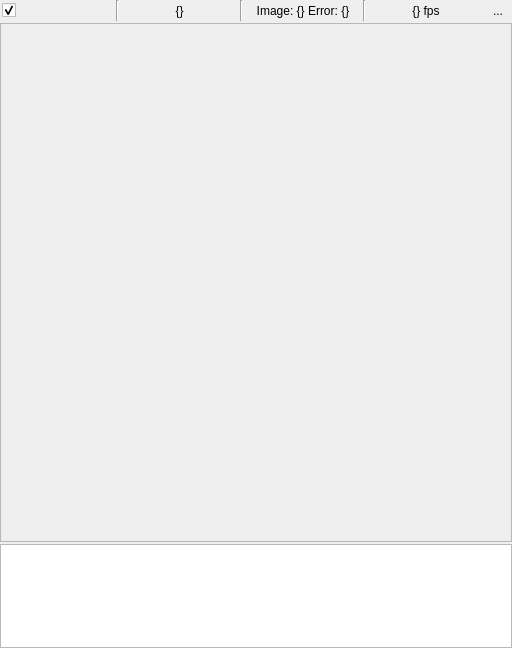
This is src/ui/frame.ui in pejoypan/VertViewer as Qt 5 draws it before an edit. The edited form follows.
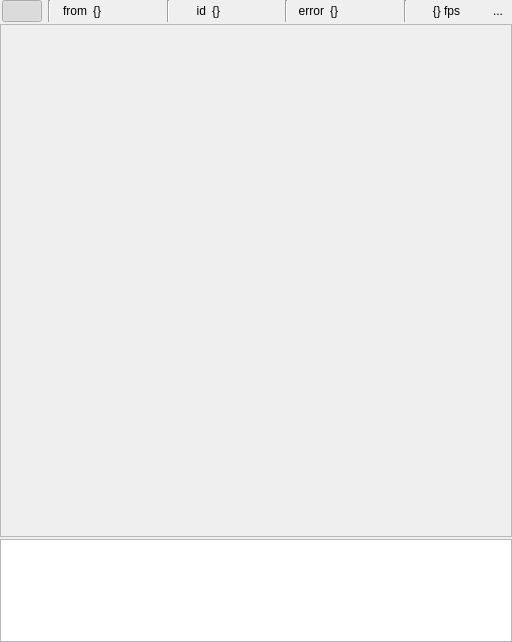
This is the edited form. Icons and pictures are not drawn.

Diff of the .ui file:
```diff
--- a/src/ui/frame.ui
+++ b/src/ui/frame.ui
@@ -7,7 +7,7 @@
     <x>0</x>
     <y>0</y>
     <width>512</width>
-    <height>648</height>
+    <height>642</height>
    </rect>
   </property>
   <property name="windowTitle">
@@ -57,13 +57,22 @@
        <number>0</number>
       </property>
       <item>
-       <widget class="QCheckBox" name="checkBox">
+       <widget class="QPushButton" name="pushButton">
+        <property name="sizePolicy">
+         <sizepolicy hsizetype="Fixed" vsizetype="Fixed">
+          <horstretch>0</horstretch>
+          <verstretch>0</verstretch>
+         </sizepolicy>
+        </property>
         <property name="text">
          <string/>
         </property>
         <property name="icon">
          <iconset theme="QIcon::ThemeIcon::SyncSynchronizing"/>
         </property>
+        <property name="checkable">
+         <bool>true</bool>
+        </property>
         <property name="checked">
          <bool>true</bool>
         </property>
@@ -76,13 +85,35 @@
         </property>
        </widget>
       </item>
+      <item>
+       <widget class="QLabel" name="label">
+        <property name="maximumSize">
+         <size>
+          <width>30</width>
+          <height>16777215</height>
+         </size>
+        </property>
+        <property name="text">
+         <string>from</string>
+        </property>
+        <property name="alignment">
+         <set>Qt::AlignmentFlag::AlignRight|Qt::AlignmentFlag::AlignTrailing|Qt::AlignmentFlag::AlignVCenter</set>
+        </property>
+       </widget>
+      </item>
       <item>
        <widget class="QLabel" name="label_user_id">
+        <property name="sizePolicy">
+         <sizepolicy hsizetype="Preferred" vsizetype="Preferred">
+          <horstretch>0</horstretch>
+          <verstretch>0</verstretch>
+         </sizepolicy>
+        </property>
         <property name="text">
          <string>{}</string>
         </property>
         <property name="alignment">
-         <set>Qt::AlignmentFlag::AlignCenter</set>
+         <set>Qt::AlignmentFlag::AlignLeading|Qt::AlignmentFlag::AlignLeft|Qt::AlignmentFlag::AlignVCenter</set>
         </property>
        </widget>
       </item>
@@ -93,13 +124,59 @@
         </property>
        </widget>
       </item>
+      <item>
+       <widget class="QLabel" name="label_2">
+        <property name="maximumSize">
+         <size>
+          <width>30</width>
+          <height>16777215</height>
+         </size>
+        </property>
+        <property name="text">
+         <string>id</string>
+        </property>
+        <property name="alignment">
+         <set>Qt::AlignmentFlag::AlignRight|Qt::AlignmentFlag::AlignTrailing|Qt::AlignmentFlag::AlignVCenter</set>
+        </property>
+       </widget>
+      </item>
       <item>
        <widget class="QLabel" name="label_id">
         <property name="text">
-         <string>Image: {} Error: {}</string>
+         <string>{}</string>
         </property>
         <property name="alignment">
-         <set>Qt::AlignmentFlag::AlignCenter</set>
+         <set>Qt::AlignmentFlag::AlignLeading|Qt::AlignmentFlag::AlignLeft|Qt::AlignmentFlag::AlignVCenter</set>
+        </property>
+       </widget>
+      </item>
+      <item>
+       <widget class="Line" name="line_3">
+        <property name="orientation">
+         <enum>Qt::Orientation::Vertical</enum>
+        </property>
+       </widget>
+      </item>
+      <item>
+       <widget class="QLabel" name="label_3">
+        <property name="maximumSize">
+         <size>
+          <width>30</width>
+          <height>16777215</height>
+         </size>
+        </property>
+        <property name="text">
+         <string>error</string>
+        </property>
+        <property name="alignment">
+         <set>Qt::AlignmentFlag::AlignRight|Qt::AlignmentFlag::AlignTrailing|Qt::AlignmentFlag::AlignVCenter</set>
+        </property>
+       </widget>
+      </item>
+      <item>
+       <widget class="QLabel" name="label_error">
+        <property name="text">
+         <string>{}</string>
         </property>
        </widget>
       </item>
@@ -165,7 +242,7 @@
         <x>0</x>
         <y>0</y>
         <width>510</width>
-        <height>516</height>
+        <height>510</height>
        </rect>
       </property>
      </widget>
```
